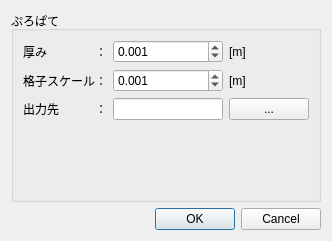
hal1437/BlockMaker, file ExportDialog.ui: the form before one commit.
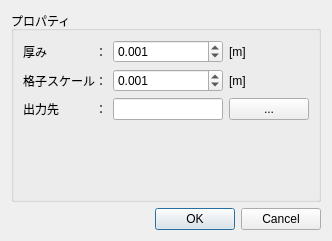
The form after the commit.

The edit to the form file:
```diff
--- a/ExportDialog.ui
+++ b/ExportDialog.ui
@@ -17,7 +17,7 @@
    <item row="0" column="0" rowspan="2">
     <widget class="QGroupBox" name="groupBox_2">
      <property name="title">
-      <string>ぷろぱて</string>
+      <string>プロパティ</string>
      </property>
      <layout class="QGridLayout" name="gridLayout_2">
       <item row="0" column="2">
```
